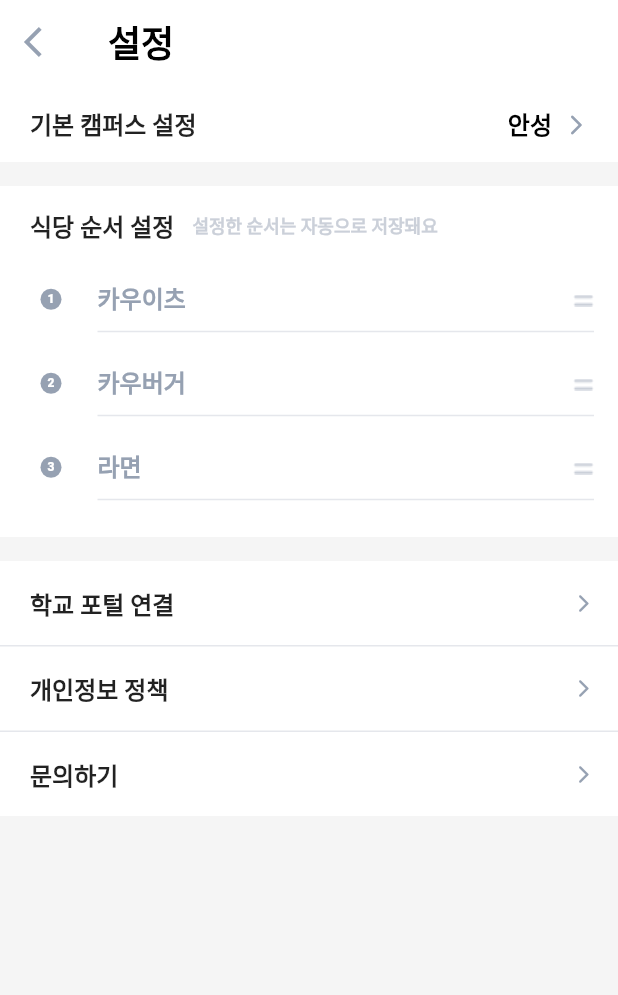
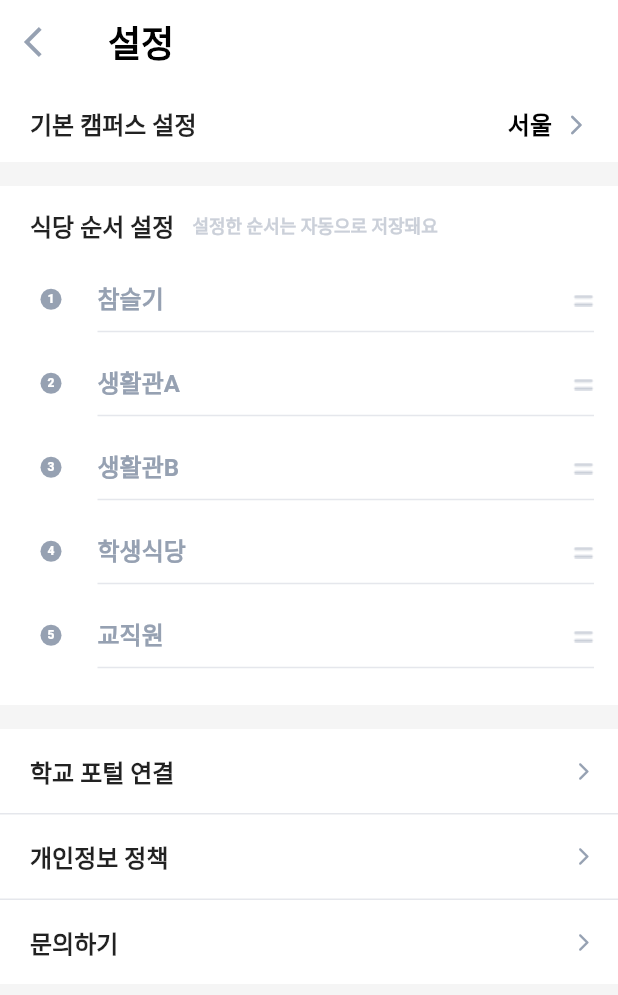
Before and after one commit to HipstuCAU/nyam_nyam_flutter, a Flutter app: the screen it shows after launch, after a tap on the "settings" icon, on a phone screen of 412 x 824 dp. Shown: the top 995 px of the screen. Run offline on Flutter 3.47's test engine with Material 2 defaults, Android fonts, the light colour scheme and no system bars; our stand-ins replace cloud_firestore, firebase_core, fluttertoast, scroll_to_index, shared_preferences; missing offline and left inert: flutter_email_sender; accounts and stored records are empty.

Commit message:
[fix] 기본 캠퍼스 설정에 디폴트값을 서울로 변경 (#43)

```diff
--- a/lib/screens/home_screen.dart
+++ b/lib/screens/home_screen.dart
@@ -86,7 +86,7 @@ class _HomeScreenState extends State<HomeScreen> {
           HomeScreen.entryPoint = CampusType.ansung;
         }
       } else {
-        HomeScreen.preferences.setString('favoriteCampus', '');
+        HomeScreen.preferences.setString('favoriteCampus', '서울');
       }
 
       if (sortedSeoulRestaurants != null) {
--- a/pubspec.yaml
+++ b/pubspec.yaml
@@ -16,7 +16,7 @@ publish_to: 'none' # Remove this line if you wish to publish to pub.dev
 # https://developer.apple.com/library/archive/documentation/General/Reference/InfoPlistKeyReference/Articles/CoreFoundationKeys.html
 # In Windows, build-name is used as the major, minor, and patch parts
 # of the product and file versions while build-number is used as the build suffix.
-version: 1.0.0+2
+version: 1.0.0+3
 
 environment:
   sdk: '>=2.19.2 <3.0.0'
```
